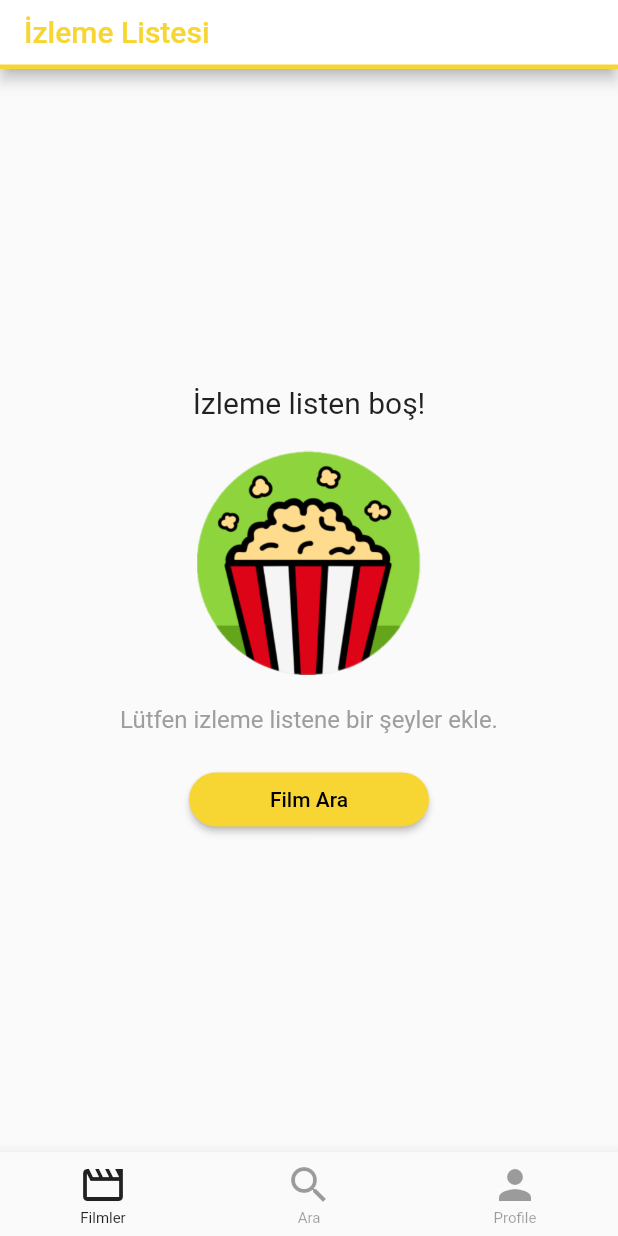
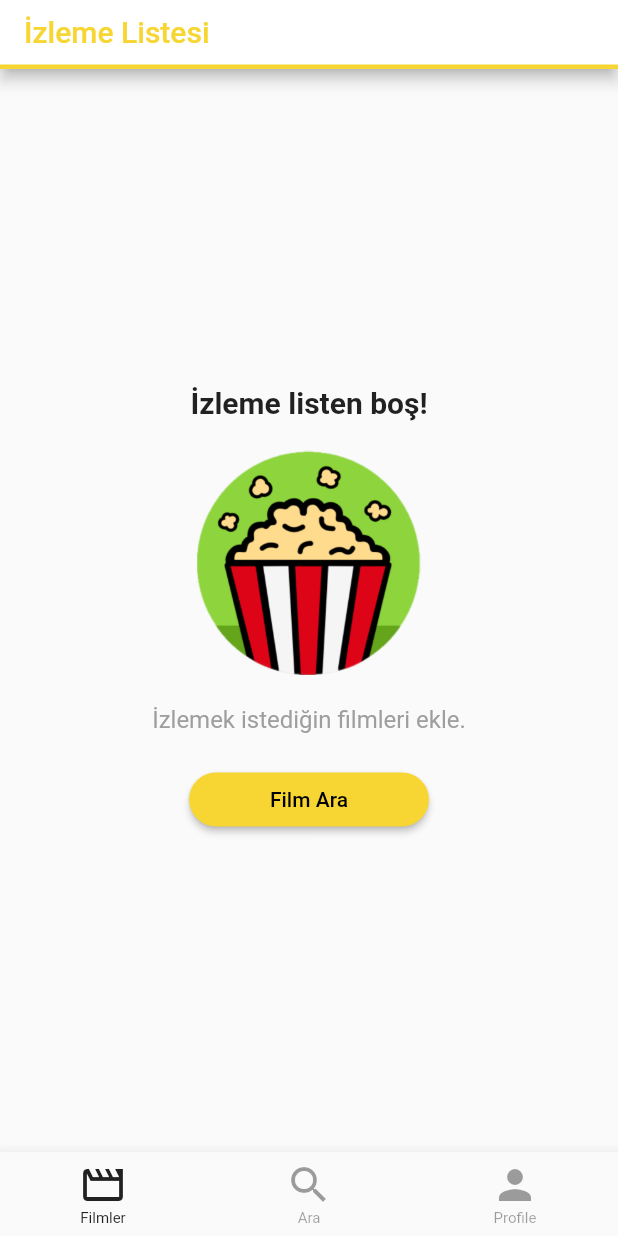
Before and after one commit to monvanCe/movieApp-Flutter, a Flutter app: the screen it shows after launch, on a phone screen of 412 x 824 dp. Run offline on Flutter 3.47's test engine with Material 2 defaults, Android fonts, the phone set to English and light mode, and no system bars; network calls fail.

Commit message:
filmtabv2

```diff
--- a/lib/bottombar/Films/films.dart
+++ b/lib/bottombar/Films/films.dart
@@ -102,7 +102,10 @@ class Films extends StatelessWidget {
                   children: [
                     const Text(
                       'İzleme listen boş!',
-                      style: TextStyle(fontSize: 20),
+                      style: TextStyle(
+                        fontSize: 20,
+                        fontWeight: FontWeight.bold,
+                      ),
                     ),
                     const SizedBox(height: 20),
                     Image.asset(
@@ -112,7 +115,7 @@ class Films extends StatelessWidget {
                     ),
                     const SizedBox(height: 20),
                     const Text(
-                      'Lütfen izleme listene bir şeyler ekle.',
+                      'İzlemek istediğin filmleri ekle.',
                       style: TextStyle(fontSize: 16, color: Colors.grey),
                     ),
                     const SizedBox(height: 20),
```
